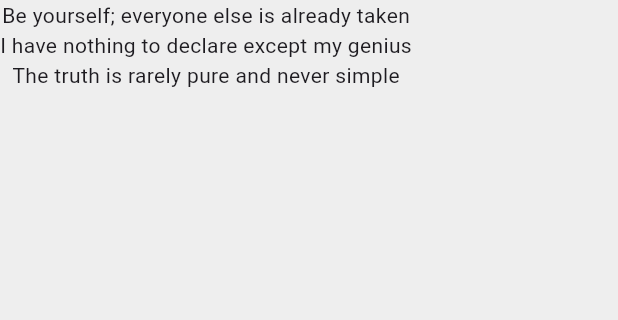
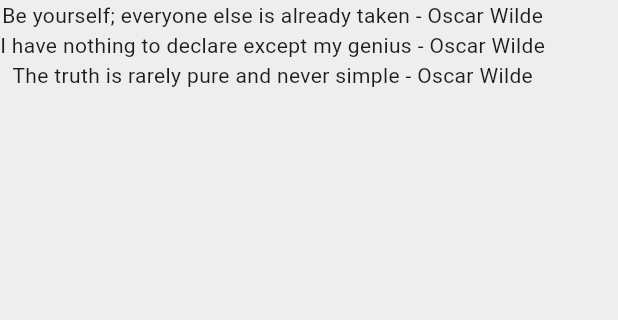
Before and after one commit to sungyongcho/Mobile, a Flutter app: the screen it shows after launch, on a phone screen of 412 x 824 dp, the part 84-404 px from its top. Run offline on Flutter 3.47's test engine with Material 3 defaults, Android fonts, the phone set to English and light mode, and no system bars.

Commit message:
chore: upto #18; custom classes

```diff
--- a/tutorial/quotes/lib/main.dart
+++ b/tutorial/quotes/lib/main.dart
@@ -1,4 +1,5 @@
 import 'package:flutter/material.dart';
+import 'quote.dart';
 
 void main() {
   runApp(MaterialApp(
@@ -14,11 +15,19 @@ class QuoteList extends StatefulWidget {
 }
 
 class _QuoteListState extends State<QuoteList> {
-  List<String> quotes = [
-    'Be yourself; everyone else is already taken',
-    'I have nothing to declare except my genius',
-    'The truth is rarely pure and never simple'
+  List<Quote> quotes = [
+    Quote(
+        author: 'Oscar Wilde',
+        text: 'Be yourself; everyone else is already taken'),
+    Quote(
+      author: 'Oscar Wilde',
+      text: 'I have nothing to declare except my genius',
+    ),
+    Quote(
+        author: 'Oscar Wilde',
+        text: 'The truth is rarely pure and never simple'),
   ];
+
   @override
   Widget build(BuildContext context) {
     return Scaffold(
@@ -29,7 +38,9 @@ class _QuoteListState extends State<QuoteList> {
         backgroundColor: Colors.redAccent,
       ),
       body: Column(
-        children: quotes.map((quote) => Text(quote)).toList(),
+        children: quotes
+            .map((quote) => Text('${quote.text} - ${quote.author}'))
+            .toList(),
       ),
     );
   }
--- /dev/null
+++ b/tutorial/quotes/lib/quote.dart
@@ -0,0 +1,8 @@
+class Quote {
+  String text;
+  String author;
+
+  Quote({required this.text, required this.author});
+}
+
+Quote myQuote = Quote(text: 'this is the quote text', author: 'oscar wilde');
```
